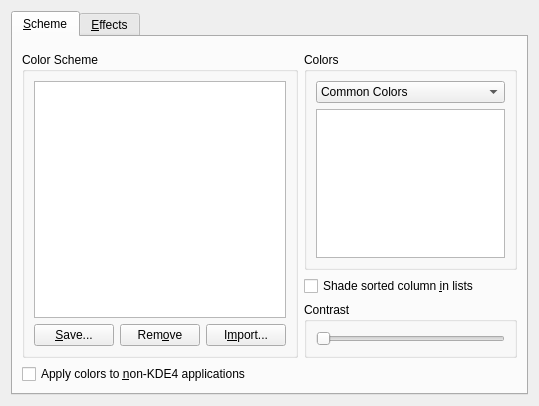
Qt form kcontrol/colors/colorsettings.ui (mgottschlag/kwin-tiling) before a commit.
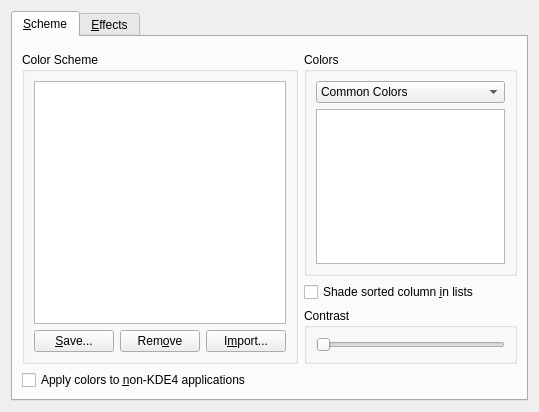
The same form after that commit. Custom widgets are drawn as their Qt base class.

Commit message: preview, take 2 (totally redesigned) plus a little bit of needed code, and some fiddling with the sizing policies for the main UI

```diff
--- a/kcontrol/colors/colorsettings.ui
+++ b/kcontrol/colors/colorsettings.ui
@@ -6,7 +6,7 @@
     <x>0</x>
     <y>0</y>
     <width>539</width>
-    <height>406</height>
+    <height>412</height>
    </rect>
   </property>
   <property name="windowTitle" >
@@ -25,12 +25,25 @@
       <layout class="QGridLayout" >
        <item rowspan="3" row="1" column="0" >
         <widget class="QGroupBox" name="groupBox_3" >
+         <property name="sizePolicy" >
+          <sizepolicy vsizetype="Expanding" hsizetype="Preferred" >
+           <horstretch>0</horstretch>
+           <verstretch>0</verstretch>
+          </sizepolicy>
+         </property>
          <property name="title" >
           <string>Color Scheme</string>
          </property>
          <layout class="QGridLayout" >
           <item row="0" column="0" colspan="3" >
-           <widget class="KListWidget" name="schemeList" />
+           <widget class="KListWidget" name="schemeList" >
+            <property name="sizePolicy" >
+             <sizepolicy vsizetype="Expanding" hsizetype="Expanding" >
+              <horstretch>0</horstretch>
+              <verstretch>0</verstretch>
+             </sizepolicy>
+            </property>
+           </widget>
           </item>
           <item row="1" column="0" >
            <widget class="QPushButton" name="schemeSaveButton" >
@@ -58,6 +71,12 @@
        </item>
        <item row="1" column="1" >
         <widget class="QGroupBox" name="groupBox_4" >
+         <property name="sizePolicy" >
+          <sizepolicy vsizetype="Expanding" hsizetype="Preferred" >
+           <horstretch>0</horstretch>
+           <verstretch>0</verstretch>
+          </sizepolicy>
+         </property>
          <property name="title" >
           <string>Colors</string>
          </property>
@@ -97,7 +116,14 @@
            </widget>
           </item>
           <item>
-           <widget class="KListWidget" name="colorList" />
+           <widget class="KListWidget" name="colorList" >
+            <property name="sizePolicy" >
+             <sizepolicy vsizetype="Expanding" hsizetype="Expanding" >
+              <horstretch>0</horstretch>
+              <verstretch>0</verstretch>
+             </sizepolicy>
+            </property>
+           </widget>
           </item>
          </layout>
         </widget>
```
Left out of the diff: 26 changed lines with no effect on the pictures. The commit also changes 2 other files.
